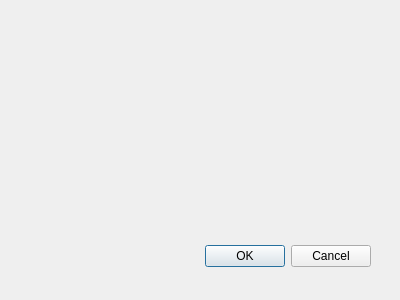
First picture: the form in gafdialog.ui, repository johanneslochmann/datacollector, before the edit.
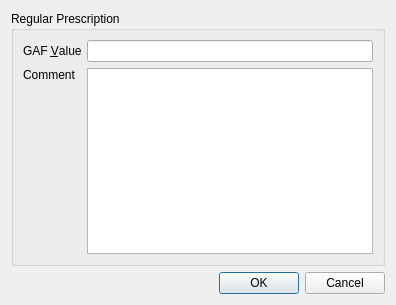
Second picture: the form after the edit.

```diff
--- a/gafdialog.ui
+++ b/gafdialog.ui
@@ -8,29 +8,74 @@
    <rect>
     <x>0</x>
     <y>0</y>
-    <width>400</width>
-    <height>300</height>
+    <width>396</width>
+    <height>305</height>
    </rect>
   </property>
   <property name="windowTitle">
    <string>Dialog</string>
   </property>
-  <widget name="buttonBox" class="QDialogButtonBox">
-   <property name="geometry">
-    <rect>
-     <x>30</x>
-     <y>240</y>
-     <width>341</width>
-     <height>32</height>
-    </rect>
-   </property>
-   <property name="orientation">
-    <enum>Qt::Horizontal</enum>
-   </property>
-   <property name="standardButtons">
-    <set>QDialogButtonBox::Cancel|QDialogButtonBox::Ok</set>
-   </property>
-  </widget>
+  <layout class="QVBoxLayout" name="verticalLayout">
+   <item>
+    <widget class="QGroupBox" name="groupBox">
+     <property name="title">
+      <string>Regular Prescription</string>
+     </property>
+     <layout class="QGridLayout" name="gridLayout">
+      <item row="0" column="0">
+       <widget class="QLabel" name="label">
+        <property name="text">
+         <string>GAF &amp;Value</string>
+        </property>
+        <property name="buddy">
+         <cstring>gaf</cstring>
+        </property>
+       </widget>
+      </item>
+      <item row="0" column="1">
+       <widget class="QLineEdit" name="gaf"/>
+      </item>
+      <item row="1" column="0">
+       <layout class="QVBoxLayout" name="verticalLayout_2">
+        <item>
+         <widget class="QLabel" name="label_5">
+          <property name="text">
+           <string>Comment</string>
+          </property>
+         </widget>
+        </item>
+        <item>
+         <spacer name="verticalSpacer">
+          <property name="orientation">
+           <enum>Qt::Vertical</enum>
+          </property>
+          <property name="sizeHint" stdset="0">
+           <size>
+            <width>20</width>
+            <height>40</height>
+           </size>
+          </property>
+         </spacer>
+        </item>
+       </layout>
+      </item>
+      <item row="1" column="1">
+       <widget class="QTextEdit" name="comment"/>
+      </item>
+     </layout>
+    </widget>
+   </item>
+   <item>
+    <widget class="QDialogButtonBox" name="buttonBox">
+     <property name="orientation">
+      <enum>Qt::Horizontal</enum>
+     </property>
+     <property name="standardButtons">
+      <set>QDialogButtonBox::Cancel|QDialogButtonBox::Ok</set>
+     </property>
+    </widget>
+   </item>
+  </layout>
  </widget>
  <pixmapfunction/>
  <resources/>
```
Left out of the diff: 7 changed lines with no effect on the pictures.
